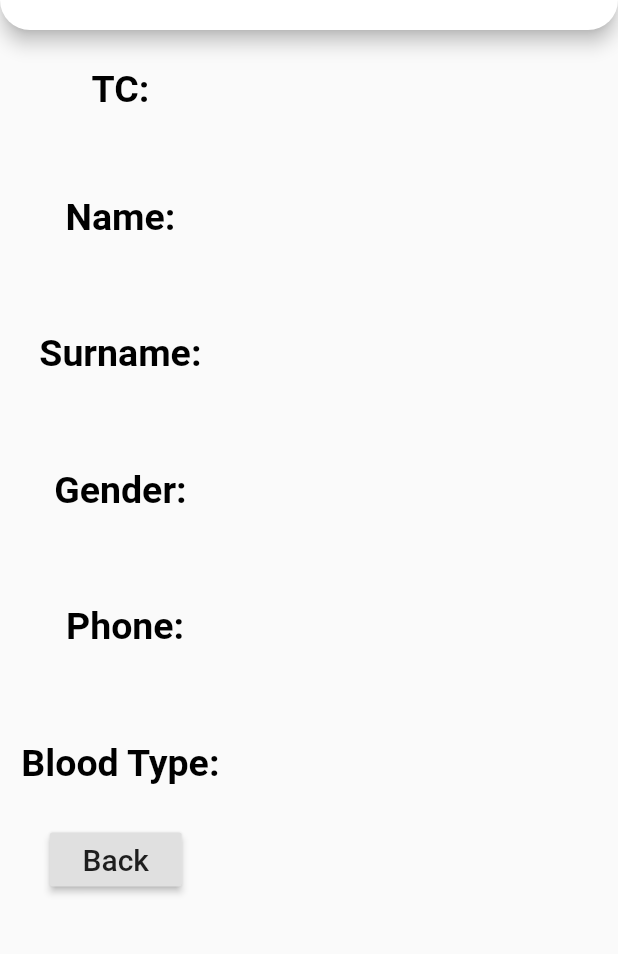
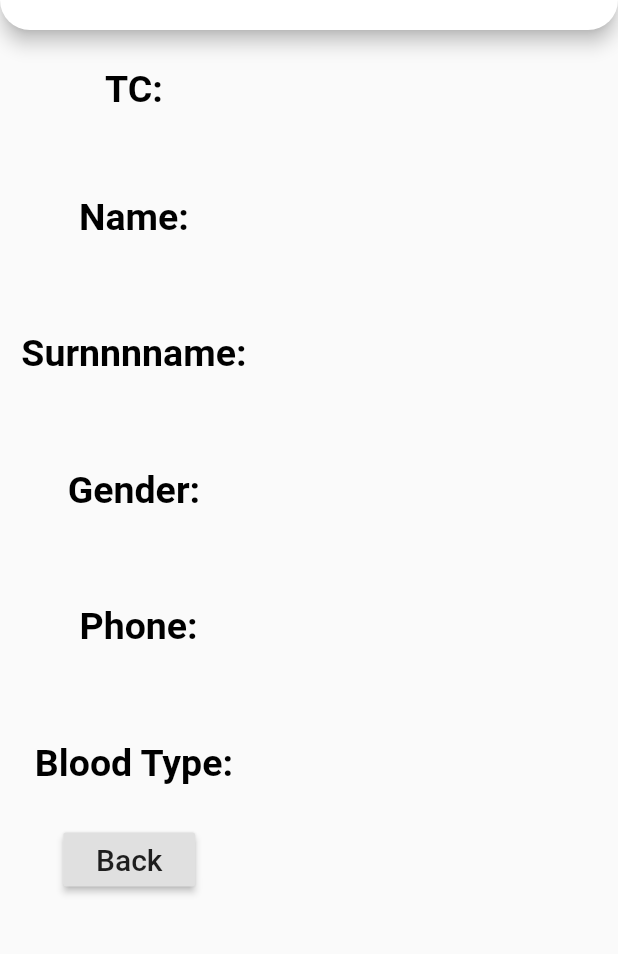
Before and after one commit to ibrahimdissiz/COVID-19_Health_Monitoring_Application, a Flutter app: the patientscmyprofile screen opened by its route, on a phone screen of 412 x 824 dp, the part 120-1074 px from its top. Run offline on Flutter 3.47's test engine with Material 2 defaults, Android fonts, the phone set to English and light mode, and no system bars.

Commit message:
15.05.2021 20:29

```diff
--- a/lib/patientscmyprofile.dart
+++ b/lib/patientscmyprofile.dart
@@ -62,7 +62,7 @@ class _patientscmyprofileState extends State<patientscmyprofile> {
                   ),
                 ),Padding(
                   padding: const EdgeInsets.all(8.0),
-                  child: Text("Surname: ",
+                  child: Text("Surnnnname: ",
                     style: TextStyle(
                       color: Colors.black,
                       height: 3,
```
